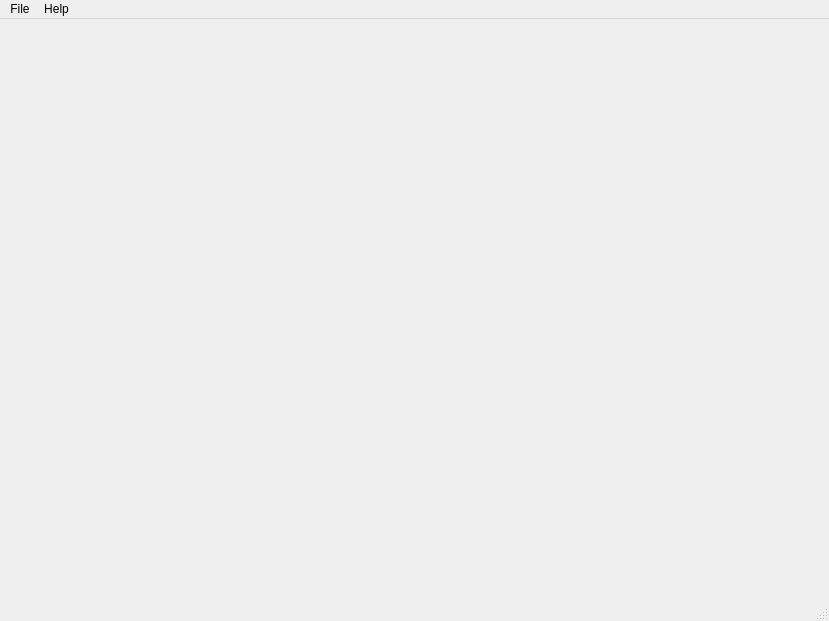
Qt form EasyTGUI.ui (NewK200106/EasyTemperatureGUI) before a commit.
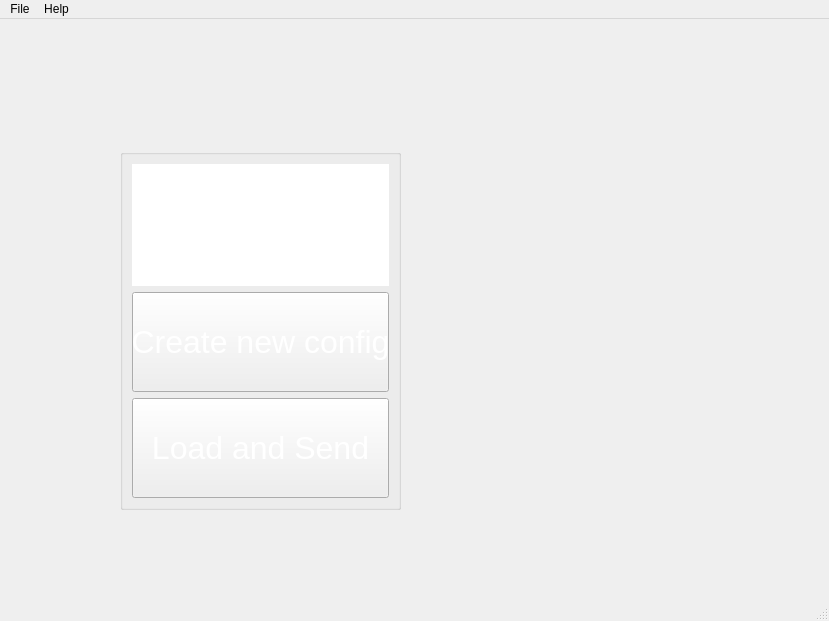
The same form after that commit. Icons and pictures are not drawn.

Commit message:
Added sending config terminal
Now i have to fix it

What changed in the file:
```diff
--- a/EasyTGUI.ui
+++ b/EasyTGUI.ui
@@ -13,7 +13,102 @@
   <property name="windowTitle">
    <string>EasyTemperature</string>
   </property>
-  <widget class="QWidget" name="centralwidget"/>
+  <property name="autoFillBackground">
+   <bool>false</bool>
+  </property>
+  <property name="styleSheet">
+   <string notr="true">background-image:url(:/nowyPrzedrostek/background.jpg);
+background-repeat: no-repeat;
+background-position: center;
+</string>
+  </property>
+  <widget class="QWidget" name="centralwidget">
+   <widget class="QGroupBox" name="Quickmenu">
+    <property name="geometry">
+     <rect>
+      <x>120</x>
+      <y>130</y>
+      <width>281</width>
+      <height>361</height>
+     </rect>
+    </property>
+    <property name="styleSheet">
+     <string notr="true">background-image:url(:/nowyPrzedrostek/palms.jpg)</string>
+    </property>
+    <layout class="QVBoxLayout" name="verticalLayout">
+     <item>
+      <widget class="QLabel" name="label">
+       <property name="maximumSize">
+        <size>
+         <width>400</width>
+         <height>200</height>
+        </size>
+       </property>
+       <property name="font">
+        <font>
+         <pointsize>30</pointsize>
+        </font>
+       </property>
+       <property name="styleSheet">
+        <string notr="true">color:white;
+background-color:white;</string>
+       </property>
+       <property name="text">
+        <string>Quick Menu</string>
+       </property>
+       <property name="alignment">
+        <set>Qt::AlignCenter</set>
+       </property>
+      </widget>
+     </item>
+     <item>
+      <widget class="QPushButton" name="pushButton">
+       <property name="maximumSize">
+        <size>
+         <width>16777215</width>
+         <height>100</height>
+        </size>
+       </property>
+       <property name="font">
+        <font>
+         <pointsize>24</pointsize>
+        </font>
+       </property>
+       <property name="styleSheet">
+        <string notr="true">color:white
+;background-image:url(:/nowyPrzedrostek/red.png);</string>
+       </property>
+       <property name="text">
+        <string>Create new config</string>
+       </property>
+      </widget>
+     </item>
+     <item>
+      <widget class="QPushButton" name="load_send_button">
+       <property name="maximumSize">
+        <size>
+         <width>16777215</width>
+         <height>100</height>
+        </size>
+       </property>
+       <property name="font">
+        <font>
+         <pointsize>24</pointsize>
+        </font>
+       </property>
+       <property name="styleSheet">
+        <string notr="true">background-image:url(:/nowyPrzedrostek/green.png);
+color:white;
+</string>
+       </property>
+       <property name="text">
+        <string>Load and Send</string>
+       </property>
+      </widget>
+     </item>
+    </layout>
+   </widget>
+  </widget>
   <widget class="QMenuBar" name="menubar">
    <property name="geometry">
     <rect>
```
Left out of the diff: 10 changed lines with no effect on the pictures. The commit also changes 16 other files.
